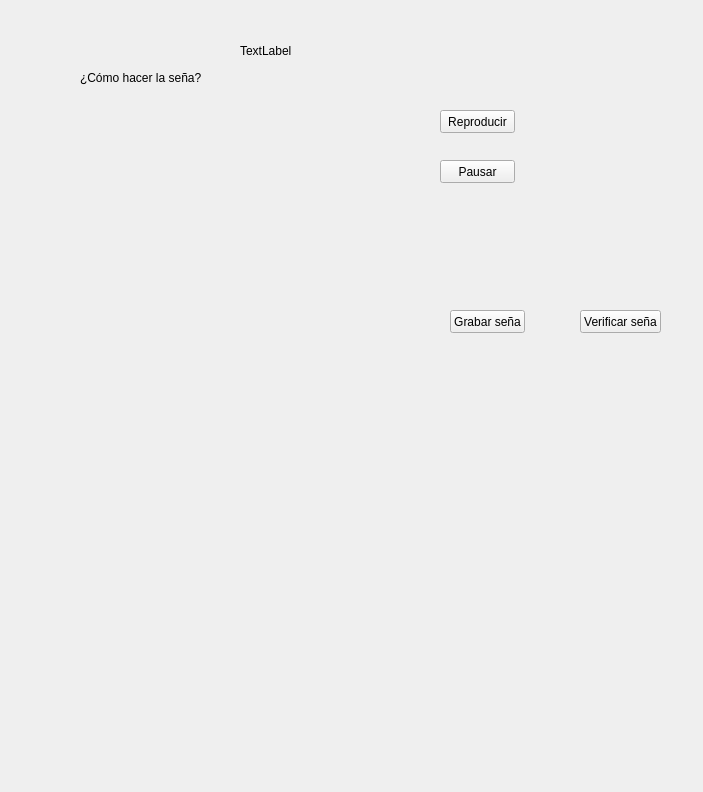
Above: interfacesGraficas/IG5.ui from lulacuna16/TT-2021-A004 before the change. Below: the same form after it.
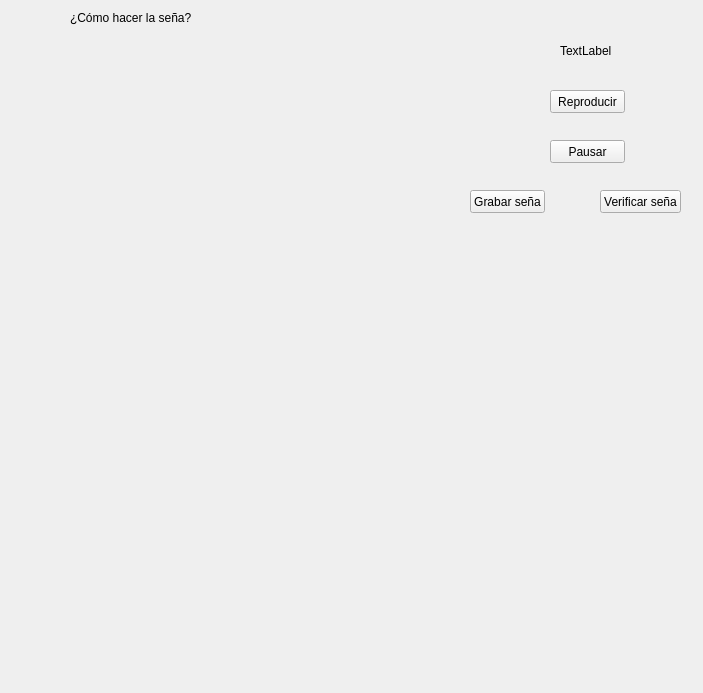
That is the form after the change.

The edit to the form file:
```diff
--- a/interfacesGraficas/IG5.ui
+++ b/interfacesGraficas/IG5.ui
@@ -7,7 +7,7 @@
     <x>0</x>
     <y>0</y>
     <width>703</width>
-    <height>792</height>
+    <height>693</height>
    </rect>
   </property>
   <property name="windowTitle">
@@ -16,7 +16,7 @@
   <widget class="QLabel" name="nombreSena">
    <property name="geometry">
     <rect>
-     <x>240</x>
+     <x>560</x>
      <y>40</y>
      <width>71</width>
      <height>21</height>
@@ -29,8 +29,8 @@
   <widget class="QWidget" name="widgetVideoTutorial" native="true">
    <property name="geometry">
     <rect>
-     <x>69</x>
-     <y>110</y>
+     <x>30</x>
+     <y>30</y>
      <width>352</width>
      <height>640</height>
     </rect>
@@ -39,8 +39,8 @@
   <widget class="QPushButton" name="botonReproducir">
    <property name="geometry">
     <rect>
-     <x>440</x>
-     <y>110</y>
+     <x>550</x>
+     <y>90</y>
      <width>75</width>
      <height>23</height>
     </rect>
@@ -52,8 +52,8 @@
   <widget class="QPushButton" name="botonPausar">
    <property name="geometry">
     <rect>
-     <x>440</x>
-     <y>160</y>
+     <x>550</x>
+     <y>140</y>
      <width>75</width>
      <height>23</height>
     </rect>
@@ -65,8 +65,8 @@
   <widget class="QPushButton" name="botonVerificar">
    <property name="geometry">
     <rect>
-     <x>580</x>
-     <y>310</y>
+     <x>600</x>
+     <y>190</y>
      <width>81</width>
      <height>23</height>
     </rect>
@@ -78,8 +78,8 @@
   <widget class="QLabel" name="labelResultado">
    <property name="geometry">
     <rect>
-     <x>450</x>
-     <y>370</y>
+     <x>470</x>
+     <y>250</y>
      <width>221</width>
      <height>131</height>
     </rect>
@@ -91,8 +91,8 @@
   <widget class="QPushButton" name="botonGrabar">
    <property name="geometry">
     <rect>
-     <x>450</x>
-     <y>310</y>
+     <x>470</x>
+     <y>190</y>
      <width>75</width>
      <height>23</height>
     </rect>
@@ -104,8 +104,8 @@
   <widget class="QLabel" name="labelTutorial">
    <property name="geometry">
     <rect>
-     <x>80</x>
-     <y>70</y>
+     <x>70</x>
+     <y>10</y>
      <width>121</width>
      <height>16</height>
     </rect>
```
